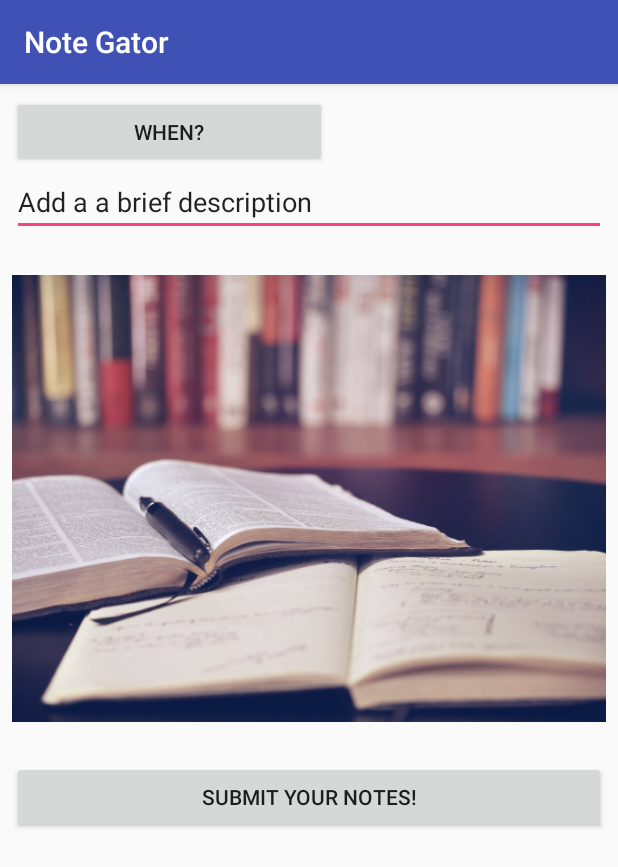
After one commit to alexeiffert/NoteGator, an Android app: the AddNotesActivity screen opened directly, with no data from a screen before it, on a phone screen of 412 x 824 dp. The commit adds this screen. Shown: the top 867 px of the screen. Run offline under Robolectric (Android 15) with nearby library versions, the phone set to English and light mode, and no system bars; our stand-ins replace Firebase (no records; nobody signed in at launch, a user with empty details on screens opened directly).

Commit message:
Finall got image upload working hell yaaaaaaaaaaaaaaaaa

```diff
--- a/app/build.gradle
+++ b/app/build.gradle
@@ -26,6 +26,7 @@ dependencies {
     implementation 'com.google.firebase:firebase-auth:11.8.0'
     implementation 'com.google.firebase:firebase-database:11.8.0'
     implementation 'com.google.firebase:firebase-firestore:11.8.0'
+    implementation 'com.google.firebase:firebase-storage:11.8.0'
     testImplementation 'junit:junit:4.12'
     androidTestImplementation 'com.android.support.test:runner:1.0.1'
     androidTestImplementation 'com.android.support.test.espresso:espresso-core:3.0.1'
--- a/app/src/main/java/notegator/notegator/HomepageActivity.java
+++ b/app/src/main/java/notegator/notegator/HomepageActivity.java
@@ -157,7 +157,7 @@ public class HomepageActivity extends AppCompatActivity {
                 public void onComplete(@NonNull Task<QuerySnapshot> task) {
                     if (task.isSuccessful()) {
                         for (DocumentSnapshot document : task.getResult()) {
-                            String date = document.get("date").toString();
+                            String date = document.get("time").toString();
                             String key = document.get("class").toString();
                             String text = document.get("text").toString();
                             String thumbnail = document.get("thumbnail").toString();
--- /dev/null
+++ b/app/src/main/res/layout/activity_add_notes.xml
@@ -0,0 +1,65 @@
+<?xml version="1.0" encoding="utf-8"?>
+<android.support.constraint.ConstraintLayout xmlns:android="http://schemas.android.com/apk/res/android"
+    xmlns:app="http://schemas.android.com/apk/res-auto"
+    xmlns:tools="http://schemas.android.com/tools"
+    android:layout_width="match_parent"
+    android:layout_height="match_parent"
+    tools:context=".AddNotesActivity">
+
+    <LinearLayout
+        android:layout_width="match_parent"
+        android:layout_height="match_parent"
+        android:layout_marginBottom="8dp"
+        android:layout_marginEnd="8dp"
+        android:layout_marginLeft="8dp"
+        android:layout_marginRight="8dp"
+        android:layout_marginStart="8dp"
+        android:layout_marginTop="8dp"
+        android:orientation="vertical"
+        app:layout_constraintBottom_toBottomOf="parent"
+        app:layout_constraintEnd_toEndOf="parent"
+        app:layout_constraintStart_toStartOf="parent"
+        app:layout_constraintTop_toTopOf="parent">
+
+        <LinearLayout
+            android:layout_width="match_parent"
+            android:layout_height="wrap_content"
+            android:orientation="horizontal">
+
+            <Button
+                android:layout_width="24dp"
+                android:layout_height="wrap_content"
+                android:layout_weight="1"
+                android:onClick="showTimePickerDialog"
+                android:text="@string/prompt_date" />
+
+            <TextView
+                android:id="@+id/datePick"
+                android:layout_width="wrap_content"
+                android:layout_height="wrap_content"
+                android:layout_weight="1" />
+
+        </LinearLayout>
+
+        <EditText
+            android:id="@+id/editText3"
+            android:layout_width="match_parent"
+            android:layout_height="wrap_content"
+            android:ems="10"
+            android:inputType="textPersonName"
+            android:text="@string/prompt_description" />
+
+        <ImageView
+            android:id="@+id/notesPreview"
+            android:layout_width="match_parent"
+            android:layout_height="350dp"
+            app:srcCompat="@drawable/books" />
+
+        <Button
+            android:id="@+id/button3"
+            android:layout_width="match_parent"
+            android:layout_height="wrap_content"
+            android:text="@string/button_submit_notes" />
+
+    </LinearLayout>
+</android.support.constraint.ConstraintLayout>
--- a/app/src/main/res/layout/content_homepage.xml
+++ b/app/src/main/res/layout/content_homepage.xml
@@ -13,8 +13,10 @@
         android:layout_width="346dp"
         android:layout_height="421dp"
         android:layout_marginBottom="8dp"
-        android:layout_marginEnd="8dp"
-        android:layout_marginStart="8dp"
+        android:layout_marginEnd="16dp"
+        android:layout_marginLeft="16dp"
+        android:layout_marginRight="16dp"
+        android:layout_marginStart="16dp"
         android:layout_marginTop="8dp"
         app:layout_constraintBottom_toBottomOf="parent"
         app:layout_constraintEnd_toEndOf="parent"
--- a/app/src/main/res/values/strings.xml
+++ b/app/src/main/res/values/strings.xml
@@ -1,7 +1,7 @@
 <resources>
     <string name="app_name">Note Gator</string>
 
-    <!-- Strings related to login -->
+    <!-- Login -->
     <string name="prompt_facebook">Log in with Facebook</string>
     <string name="prompt_google">Log in with Google</string>
     <string name="prompt_email">Log in with Email</string>
@@ -25,5 +25,10 @@
 
     <item name="visible" type="id" />
     <item name="masked" type="id" />
-    <string name="title_activity_class">ClassActivity</string>
+    <string name="title_activity_class">Class Activity</string>
+
+    <!-- Add notes -->
+    <string name="prompt_date">When?</string>
+    <string name="prompt_description">Add a a brief description</string>
+    <string name="button_submit_notes">Submit your notes!</string>
 </resources>
--- /dev/null
+++ b/app/src/main/res/xml/file_paths.xml
@@ -0,0 +1,4 @@
+<?xml version="1.0" encoding="utf-8"?>
+<paths xmlns:android="http://schemas.android.com/apk/res/android">
+    <external-path name="my_images" path="Android/data/notegator.notegator/files/Pictures" />
+</paths>
```
Also changed, not shown: app/src/main/AndroidManifest.xml (+17 -3 lines), app/src/main/java/notegator/notegator/AddNotesActivity.java (added, +142 -0 lines), app/src/main/java/notegator/notegator/ClassActivity.java (+64 -27 lines), app/src/main/java/notegator/notegator/DatePickerFragment.java (added, +28 -0 lines), app/src/main/java/notegator/notegator/NewsListAdapter.java (+5 -5 lines), app/src/main/res/layout/activity_homepage.xml (+1 -8 lines), app/src/main/res/layout/child_row.xml (+48 -7 lines), app/src/main/res/layout/content_class.xml (+21 -4 lines).
